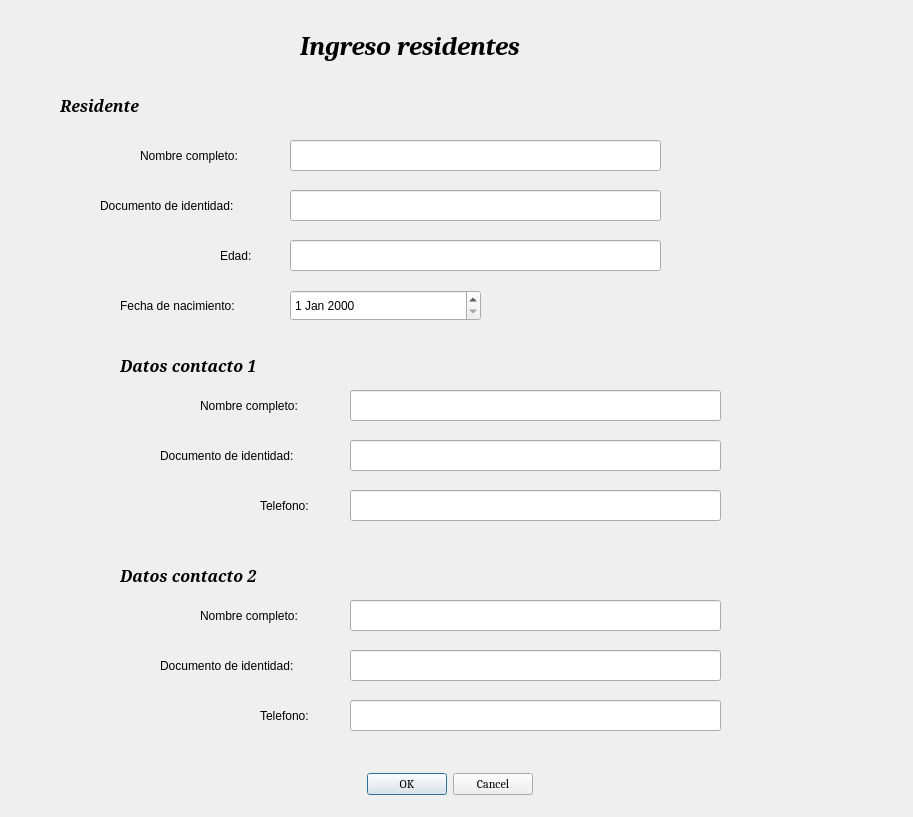
Old version of the form interfaces/agregar_residente.ui in the repository manumoralesv/Trabajo-final.
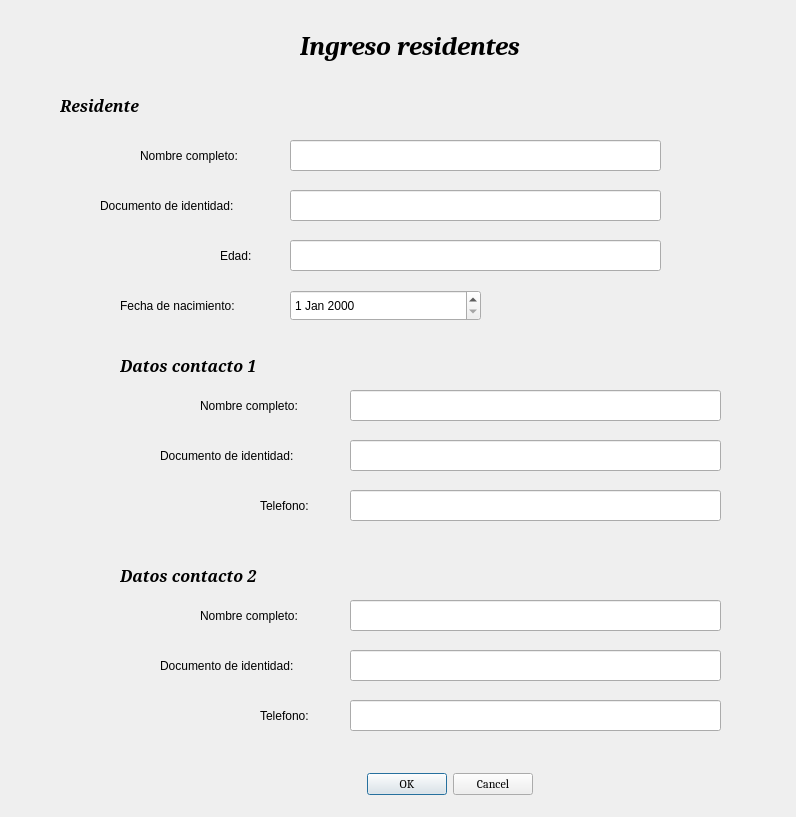
New version of the form.

Commit message: Actualización

```diff
--- a/interfaces/agregar_residente.ui
+++ b/interfaces/agregar_residente.ui
@@ -6,7 +6,7 @@
    <rect>
     <x>0</x>
     <y>0</y>
-    <width>913</width>
+    <width>796</width>
     <height>817</height>
    </rect>
   </property>
```
Left out of the diff: 12 changed lines with no effect on the pictures. The commit also changes 2 other files.
